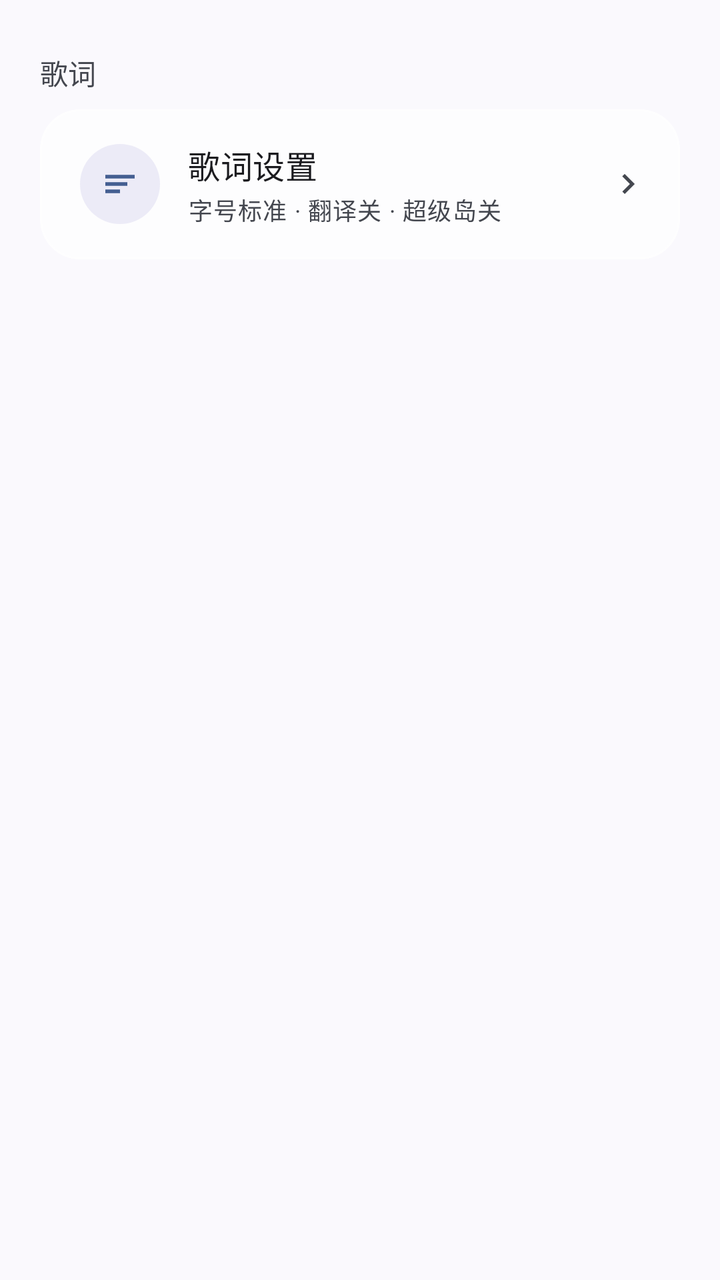
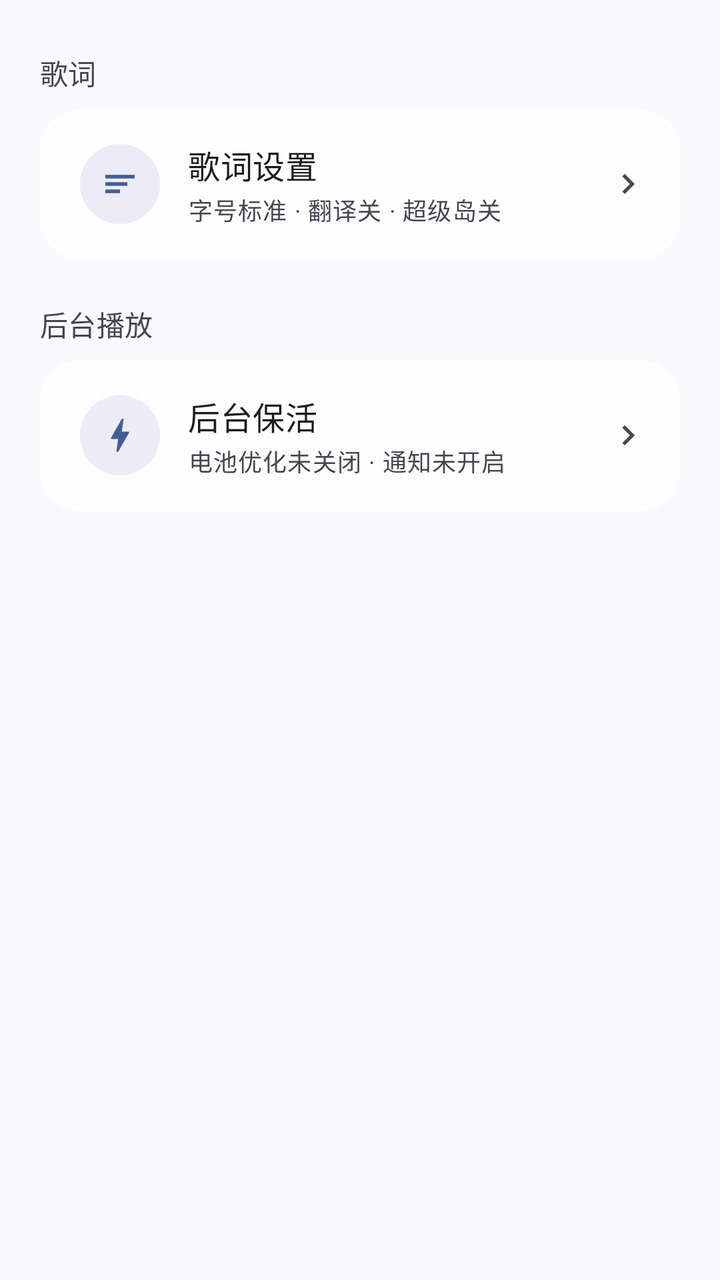

Two renders of the same Android screen: before a commit and after it. Below are the layout's source before the change and the commit's diff.
<!-- AndroidManifest.xml: application theme Theme.QYMusic -->
<!-- res/layout/fragment_general_settings.xml -->
<?xml version="1.0" encoding="utf-8"?>
<layout xmlns:android="http://schemas.android.com/apk/res/android"
    xmlns:app="http://schemas.android.com/apk/res-auto">

    <LinearLayout
        android:layout_width="match_parent"
        android:layout_height="wrap_content"
        android:orientation="vertical"
        android:paddingStart="20dp"
        android:paddingTop="4dp"
        android:paddingEnd="20dp"
        android:paddingBottom="32dp">

        
        <TextView
            style="@style/TextAppearance.Material3.LabelLarge"
            android:layout_width="match_parent"
            android:layout_height="wrap_content"
            android:layout_marginTop="22dp"
            android:layout_marginBottom="8dp"
            android:text="歌词"
            android:textColor="?attr/colorOnSurfaceVariant" />

        <com.google.android.material.card.MaterialCardView
            style="@style/Widget.Material3.CardView.Filled"
            android:layout_width="match_parent"
            android:layout_height="wrap_content"
            app:cardBackgroundColor="@color/glass_card"
            app:cardCornerRadius="20dp"
            app:cardElevation="0dp"
            app:contentPadding="0dp"
            app:strokeColor="@color/glass_stroke"
            app:strokeWidth="1dp">

            <LinearLayout
                android:id="@+id/item_lyric_settings"
                android:layout_width="match_parent"
                android:layout_height="wrap_content"
                android:background="?attr/selectableItemBackground"
                android:gravity="center_vertical"
                android:minHeight="72dp"
                android:orientation="horizontal"
                android:paddingStart="20dp"
                android:paddingTop="16dp"
                android:paddingEnd="16dp"
                android:paddingBottom="16dp">

                <FrameLayout
                    android:layout_width="40dp"
                    android:layout_height="40dp"
                    android:background="@drawable/bg_icon_circle">

                    <ImageView
                        android:layout_width="22dp"
                        android:layout_height="22dp"
                        android:layout_gravity="center"
                        android:contentDescription="歌词设置"
                        android:src="@drawable/baseline_lyrics_24"
                        app:tint="?attr/colorPrimary" />

                </FrameLayout>

                <LinearLayout
                    android:layout_width="0dp"
                    android:layout_height="wrap_content"
                    android:layout_marginStart="14dp"
                    android:layout_weight="1"
                    android:orientation="vertical">

                    <TextView
                        android:layout_width="match_parent"
                        android:layout_height="wrap_content"
                        android:text="歌词设置"
                        android:textAppearance="@style/TextAppearance.Material3.TitleMedium" />

                    <TextView
                        android:id="@+id/tv_lyric_settings_state"
                        android:layout_width="match_parent"
                        android:layout_height="wrap_content"
                        android:layout_marginTop="2dp"
                        android:text="字号标准 · 翻译关 · 超级岛关"
                        android:textAppearance="@style/TextAppearance.Material3.BodySmall"
                        android:textColor="?attr/colorOnSurfaceVariant" />

                </LinearLayout>

                <ImageView
                    android:layout_width="20dp"
                    android:layout_height="20dp"
                    android:contentDescription="进入"
                    android:src="@drawable/baseline_chevron_right_24"
                    app:tint="?attr/colorOnSurfaceVariant" />

            </LinearLayout>

        </com.google.android.material.card.MaterialCardView>

    </LinearLayout>

</layout>
<!-- resources referenced by this layout -->
<resources>
  <color name="glass_card">#B8FFFFFF</color>
  <color name="glass_stroke">#80FFFFFF</color>
  <!-- drawable baseline_chevron_right_24 (drawable) -->
  <vector xmlns:android="http://schemas.android.com/apk/res/android"
      android:width="24dp"
      android:height="24dp"
      android:tint="?attr/colorOnBackground"
      android:viewportWidth="24"
      android:viewportHeight="24">
  
      <path
          android:fillColor="@android:color/white"
          android:pathData="M10,6L8.59,7.41 13.17,12l-4.58,4.59L10,18l6,-6z" />
  
  </vector>
  <!-- drawable baseline_lyrics_24 (drawable) -->
  <vector xmlns:android="http://schemas.android.com/apk/res/android"
      android:width="24dp"
      android:height="24dp"
      android:tint="?attr/colorOnBackground"
      android:viewportWidth="24"
      android:viewportHeight="24">
  
      <path
          android:fillColor="@android:color/white"
          android:pathData="M4,7H20V9H4Z" />
      <path
          android:fillColor="@android:color/white"
          android:pathData="M4,11H16V13H4Z" />
      <path
          android:fillColor="@android:color/white"
          android:pathData="M4,15H12V17H4Z" />
  
  </vector>
  <!-- drawable bg_icon_circle (drawable) -->
  <?xml version="1.0" encoding="utf-8"?>
  <shape xmlns:android="http://schemas.android.com/apk/res/android"
      android:shape="oval">
      <solid android:color="#1A5B4DBB" />
  </shape>
  <style name="Theme.QYMusic" parent="Theme.Material3.DynamicColors.DayNight.NoActionBar">
          
          <item name="android:statusBarColor">@android:color/transparent</item>
          <item name="android:navigationBarColor">@android:color/transparent</item>
          <item name="android:windowTranslucentStatus">false</item>
          <item name="android:windowLightStatusBar">true</item>
          <item name="android:windowLightNavigationBar" tools:targetApi="27">true</item>
          <item name="android:enforceNavigationBarContrast" tools:targetApi="29">false</item>
          
      </style>
</resources>

<!-- the commit's change to res/layout/fragment_general_settings.xml (unified diff, before → after) -->
@@ -95,6 +95,90 @@
 
         </com.google.android.material.card.MaterialCardView>
 
+        
+        <TextView
+            style="@style/TextAppearance.Material3.LabelLarge"
+            android:layout_width="match_parent"
+            android:layout_height="wrap_content"
+            android:layout_marginTop="22dp"
+            android:layout_marginBottom="8dp"
+            android:text="后台播放"
+            android:textColor="?attr/colorOnSurfaceVariant" />
+
+        <com.google.android.material.card.MaterialCardView
+            style="@style/Widget.Material3.CardView.Filled"
+            android:layout_width="match_parent"
+            android:layout_height="wrap_content"
+            app:cardBackgroundColor="@color/glass_card"
+            app:cardCornerRadius="20dp"
+            app:cardElevation="0dp"
+            app:contentPadding="0dp"
+            app:strokeColor="@color/glass_stroke"
+            app:strokeWidth="1dp">
+
+            <LinearLayout
+                android:id="@+id/item_keep_alive"
+                android:layout_width="match_parent"
+                android:layout_height="wrap_content"
+                android:background="?attr/selectableItemBackground"
+                android:gravity="center_vertical"
+                android:minHeight="72dp"
+                android:orientation="horizontal"
+                android:paddingStart="20dp"
+                android:paddingTop="16dp"
+                android:paddingEnd="16dp"
+                android:paddingBottom="16dp">
+
+                <FrameLayout
+                    android:layout_width="40dp"
+                    android:layout_height="40dp"
+                    android:background="@drawable/bg_icon_circle">
+
+                    <ImageView
+                        android:layout_width="22dp"
+                        android:layout_height="22dp"
+                        android:layout_gravity="center"
+                        android:contentDescription="后台保活"
+                        android:src="@drawable/baseline_battery_bolt_24"
+                        app:tint="?attr/colorPrimary" />
+
+                </FrameLayout>
+
+                <LinearLayout
+                    android:layout_width="0dp"
+                    android:layout_height="wrap_content"
+                    android:layout_marginStart="14dp"
+                    android:layout_weight="1"
+                    android:orientation="vertical">
+
+                    <TextView
+                        android:layout_width="match_parent"
+                        android:layout_height="wrap_content"
+                        android:text="后台保活"
+                        android:textAppearance="@style/TextAppearance.Material3.TitleMedium" />
+
+                    <TextView
+                        android:id="@+id/tv_keep_alive_state"
+                        android:layout_width="match_parent"
+                        android:layout_height="wrap_content"
+                        android:layout_marginTop="2dp"
+                        android:text="电池优化未关闭 · 通知未开启"
+                        android:textAppearance="@style/TextAppearance.Material3.BodySmall"
+                        android:textColor="?attr/colorOnSurfaceVariant" />
+
+                </LinearLayout>
+
+                <ImageView
+                    android:layout_width="20dp"
+                    android:layout_height="20dp"
+                    android:contentDescription="进入"
+                    android:src="@drawable/baseline_chevron_right_24"
+                    app:tint="?attr/colorOnSurfaceVariant" />
+
+            </LinearLayout>
+
+        </com.google.android.material.card.MaterialCardView>
+
     </LinearLayout>
 
 </layout>
<!-- resource entries referenced after the edit -->
@@ -2,6 +2,19 @@
 <resources>
   <color name="glass_card">#B8FFFFFF</color>
   <color name="glass_stroke">#80FFFFFF</color>
+  <!-- drawable baseline_battery_bolt_24 (drawable) -->
+  <vector xmlns:android="http://schemas.android.com/apk/res/android"
+      android:width="24dp"
+      android:height="24dp"
+      android:tint="?attr/colorOnBackground"
+      android:viewportWidth="24"
+      android:viewportHeight="24">
+  
+      <path
+          android:fillColor="@android:color/white"
+          android:pathData="M11,21h-1l1,-7H7.5c-0.58,0 -0.57,-0.32 -0.38,-0.66c0.19,-0.34 0.05,-0.08 0.07,-0.12C8.48,10.94 10.42,7.54 13,3h1l-1,7h3.5c0.49,0 0.56,0.33 0.47,0.51l-0.07,0.15C12.96,17.55 11,21 11,21z" />
+  
+  </vector>
   <!-- drawable baseline_chevron_right_24 (drawable) -->
   <vector xmlns:android="http://schemas.android.com/apk/res/android"
       android:width="24dp"
